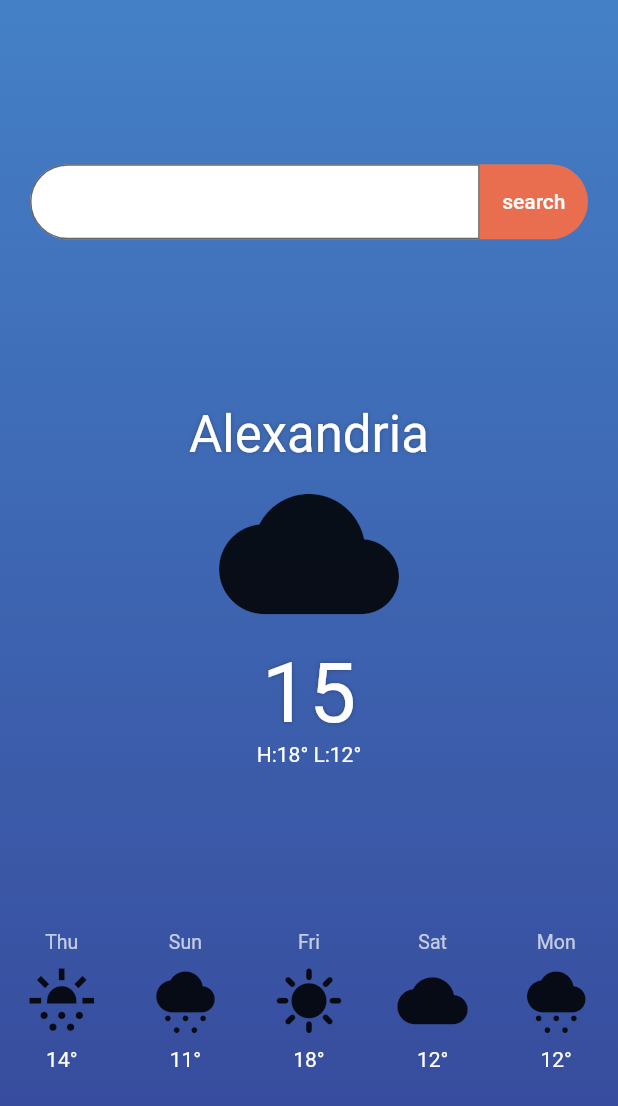
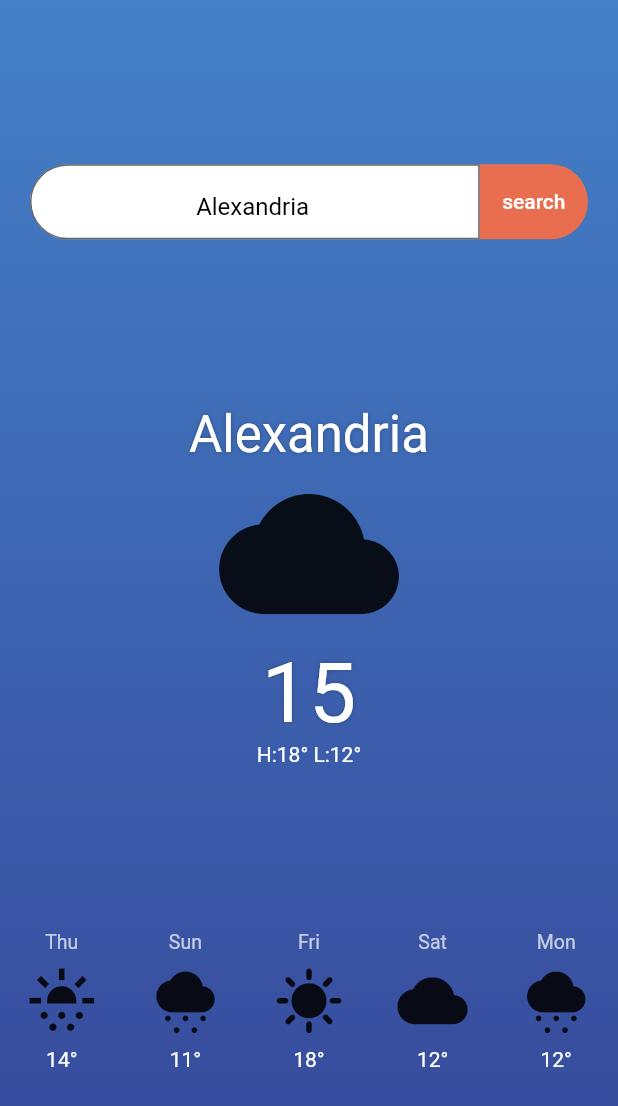
Before and after one commit to ahmeddhus/weather_app, a Flutter app: the screen it shows after launch, on a phone screen of 412 x 824 dp. Shown: the top 1106 px of the screen. Run offline on Flutter 3.47's test engine with Material 2 defaults, Android fonts, the phone set to English and light mode, and no system bars.

Commit message:
Set init. value in TextField.

```diff
--- a/lib/src/features/weather/presentation/city_search_box.dart
+++ b/lib/src/features/weather/presentation/city_search_box.dart
@@ -10,7 +10,7 @@ class CitySearchBox extends StatefulWidget {
 }
 
 class _CitySearchBoxState extends State<CitySearchBox> {
-  late final _searchController = TextEditingController();
+  late final _searchController = TextEditingController(text: 'Alexandria');
 
   @override
   Widget build(BuildContext context) {
```
